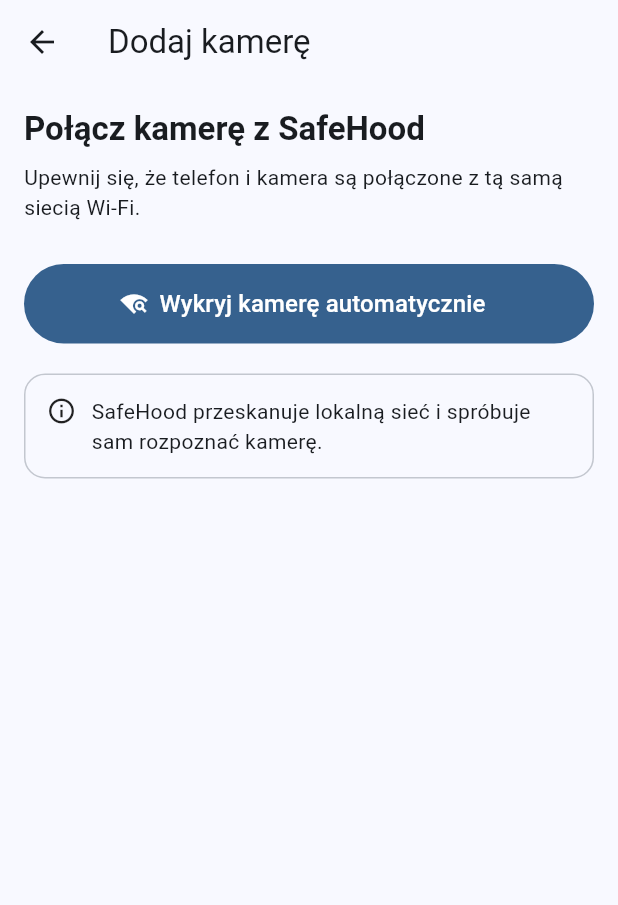
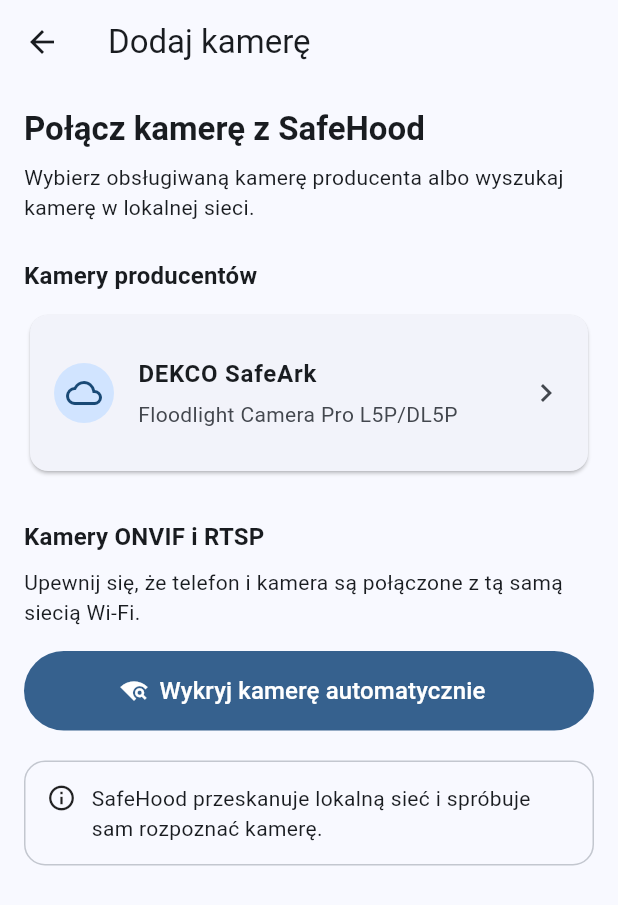
Before and after one commit to cfzdev2/SafeHood, a Flutter app: the AddCameraScreen screen opened directly, on a phone screen of 412 x 824 dp. Shown: the top 905 px of the screen. Run offline on Flutter 3.47's test engine with Material 3 defaults, Android fonts, the phone set to English and light mode, and no system bars; our stand-ins replace cloud_firestore, cloud_functions, firebase_auth, firebase_core, firebase_messaging, flutter_map and 3 more; missing offline and left inert: firebase_app_installations, flutter_local_device_discovery, geoflutterfire_plus; accounts and stored records are empty; network calls fail.

Commit message:
Add DEKCO SafeArk camera onboarding

```diff
--- a/lib/features/cameras/presentation/add_camera_screen.dart
+++ b/lib/features/cameras/presentation/add_camera_screen.dart
@@ -19,7 +19,9 @@
 
   DetectedCamera? selectedCamera;
 
+  bool isDekcoSafeArkSelected = false;
   bool isScanning = false;
+
   CameraDiscoveryProgress? scanProgress;
 
   @override
@@ -30,6 +32,17 @@
     super.dispose();
   }
 
+  void _selectDekcoSafeArk() {
+    setState(() {
+      selectedCamera = null;
+      isDekcoSafeArkSelected = true;
+      scanProgress = null;
+
+      nameController.clear();
+      locationController.clear();
+    });
+  }
+
   Future<void> _detectCameras() async {
     if (isScanning) {
       return;
@@ -38,6 +51,7 @@
     setState(() {
       isScanning = true;
       selectedCamera = null;
+      isDekcoSafeArkSelected = false;
       scanProgress = null;
     });
 
@@ -117,23 +131,21 @@
                     context,
                   ).textTheme.titleLarge?.copyWith(fontWeight: FontWeight.bold),
                 ),
-
                 const SizedBox(height: 8),
-
                 Text(
                   cameras.length == 1
                       ? 'Znaleziono 1 kamerę.'
                       : 'Znaleziono '
                             '${cameras.length} kamery.',
                 ),
-
                 const SizedBox(height: 16),
-
                 Flexible(
                   child: ListView.separated(
                     shrinkWrap: true,
                     itemCount: cameras.length,
-                    separatorBuilder: (_, _) => const SizedBox(height: 8),
+                    separatorBuilder: (_, _) {
+                      return const SizedBox(height: 8);
+                    },
                     itemBuilder: (context, index) {
                       final camera = cameras[index];
 
@@ -166,6 +178,7 @@
 
     setState(() {
       selectedCamera = result;
+      isDekcoSafeArkSelected = false;
 
       nameController.clear();
       locationController.clear();
@@ -174,7 +187,6 @@
 
   String _cameraTitle(DetectedCamera camera) {
     final brand = camera.brand.trim();
-
     final model = camera.model.trim();
 
     if (brand == 'Nieznany producent' && model == 'Nieznany model') {
@@ -225,6 +237,7 @@
   void _changeCamera() {
     setState(() {
       selectedCamera = null;
+      isDekcoSafeArkSelected = false;
 
       nameController.clear();
       locationController.clear();
@@ -234,7 +247,7 @@
   void _addCamera() {
     final detectedCamera = selectedCamera;
 
-    if (detectedCamera == null) {
+    if (detectedCamera == null && !isDekcoSafeArkSelected) {
       return;
     }
 
@@ -256,30 +269,41 @@
       return;
     }
 
-    final camera = Camera(
+    final camera = isDekcoSafeArkSelected
+        ? Camera(
             id: DateTime.now().millisecondsSinceEpoch.toString(),
-
             name: name,
             locationName: location,
-
-      brand: detectedCamera.brand,
-      model: detectedCamera.model,
-
-      ipAddress: detectedCamera.ipAddress,
-
-      macAddress: detectedCamera.macAddress,
-
-      onvifServiceUrl: detectedCamera.onvifServiceUrl,
-
-      openPorts: detectedCamera.openPorts,
-
-      discoverySources: detectedCamera.discoverySources,
-
+            brand: 'DEKCO',
+            model: 'Floodlight Camera Pro L5P/DL5P',
             isOnline: false,
             motionDetectionEnabled: true,
             hasSdCard: false,
-
+            connectionType: CameraConnectionType.manufacturerCloud,
+            cloudProvider: CameraCloudProvider.safeArk,
+            monitoringMode: CameraMonitoringMode.cloud,
+            discoverySources: const {'manufacturer-cloud', 'safeark'},
+          )
+        : Camera(
+            id: DateTime.now().millisecondsSinceEpoch.toString(),
+            name: name,
+            locationName: location,
+            brand: detectedCamera!.brand,
+            model: detectedCamera.model,
+            ipAddress: detectedCamera.ipAddress,
+            macAddress: detectedCamera.macAddress,
+            onvifServiceUrl: detectedCamera.onvifServiceUrl,
+            openPorts: detectedCamera.openPorts,
+            discoverySources: detectedCamera.discoverySources,
+            isOnline: false,
+            motionDetectionEnabled: true,
+            hasSdCard: false,
             connectionType: detectedCamera.connectionType,
+            monitoringMode:
+                detectedCamera.connectionType ==
+                    CameraConnectionType.manufacturerCloud
+                ? CameraMonitoringMode.cloud
+                : CameraMonitoringMode.bridge,
           );
 
     Navigator.of(context).pop(camera);
@@ -289,29 +313,68 @@
   Widget build(BuildContext context) {
     final camera = selectedCamera;
 
+    final hasSelectedCamera = camera != null || isDekcoSafeArkSelected;
+
     return Scaffold(
       appBar: AppBar(title: const Text('Dodaj kamerę')),
       body: ListView(
         padding: const EdgeInsets.all(16),
         children: [
-          if (camera == null) ...[
+          if (!hasSelectedCamera) ...[
             Text(
               'Połącz kamerę z SafeHood',
               style: Theme.of(
                 context,
               ).textTheme.titleLarge?.copyWith(fontWeight: FontWeight.bold),
             ),
-
             const SizedBox(height: 8),
-
+            const Text(
+              'Wybierz obsługiwaną kamerę '
+              'producenta albo wyszukaj '
+              'kamerę w lokalnej sieci.',
+            ),
+            const SizedBox(height: 24),
+            Text(
+              'Kamery producentów',
+              style: Theme.of(
+                context,
+              ).textTheme.titleMedium?.copyWith(fontWeight: FontWeight.w600),
+            ),
+            const SizedBox(height: 10),
+            Card(
+              clipBehavior: Clip.antiAlias,
+              child: ListTile(
+                contentPadding: const EdgeInsets.all(16),
+                leading: const CircleAvatar(child: Icon(Icons.cloud_outlined)),
+                title: const Text(
+                  'DEKCO SafeArk',
+                  style: TextStyle(fontWeight: FontWeight.w600),
+                ),
+                subtitle: const Padding(
+                  padding: EdgeInsets.only(top: 5),
+                  child: Text(
+                    'Floodlight Camera Pro '
+                    'L5P/DL5P',
+                  ),
+                ),
+                trailing: const Icon(Icons.chevron_right),
+                onTap: isScanning ? null : _selectDekcoSafeArk,
+              ),
+            ),
+            const SizedBox(height: 28),
+            Text(
+              'Kamery ONVIF i RTSP',
+              style: Theme.of(
+                context,
+              ).textTheme.titleMedium?.copyWith(fontWeight: FontWeight.w600),
+            ),
+            const SizedBox(height: 8),
             const Text(
               'Upewnij się, że telefon '
               'i kamera są połączone '
               'z tą samą siecią Wi-Fi.',
             ),
-
-            const SizedBox(height: 28),
-
+            const SizedBox(height: 16),
             FilledButton.icon(
               onPressed: isScanning ? null : _detectCameras,
               icon: isScanning
@@ -332,10 +395,8 @@
                 ),
               ),
             ),
-
             if (isScanning) ...[
               const SizedBox(height: 20),
-
               Card(
                 child: Padding(
                   padding: const EdgeInsets.all(16),
@@ -349,9 +410,7 @@
                             height: 20,
                             child: CircularProgressIndicator(strokeWidth: 2),
                           ),
-
                           const SizedBox(width: 12),
-
                           Expanded(
                             child: Text(
                               'Skanowanie kamer',
@@ -361,23 +420,19 @@
                           ),
                         ],
                       ),
-
                       const SizedBox(height: 16),
-
                       Text(
-                        scanProgress?.message ?? 'Przygotowuję skanowanie...',
+                        scanProgress?.message ??
+                            'Przygotowuję '
+                                'skanowanie...',
                       ),
-
                       const SizedBox(height: 12),
-
                       LinearProgressIndicator(
                         value: scanProgress == null
                             ? null
                             : scanProgress!.step / scanProgress!.totalSteps,
                       ),
-
                       const SizedBox(height: 8),
-
                       Align(
                         alignment: Alignment.centerRight,
                         child: Text(
@@ -393,9 +448,7 @@
                 ),
               ),
             ],
-
             const SizedBox(height: 20),
-
             Container(
               padding: const EdgeInsets.all(14),
               decoration: BoxDecoration(
@@ -426,40 +479,76 @@
                 context,
               ).textTheme.titleLarge?.copyWith(fontWeight: FontWeight.bold),
             ),
-
             const SizedBox(height: 16),
-
             Card(
               child: ListTile(
-                leading: const CircleAvatar(child: Icon(Icons.videocam)),
-                title: Text(_cameraTitle(camera)),
-                subtitle: Text(_cameraSubtitle(camera)),
+                leading: CircleAvatar(
+                  child: Icon(
+                    isDekcoSafeArkSelected
+                        ? Icons.cloud_outlined
+                        : Icons.videocam,
+                  ),
+                ),
+                title: Text(
+                  isDekcoSafeArkSelected
+                      ? 'DEKCO Floodlight '
+                            'Camera Pro'
+                      : _cameraTitle(camera!),
+                ),
+                subtitle: Text(
+                  isDekcoSafeArkSelected
+                      ? 'SafeArk • L5P/DL5P • '
+                            'Chmura producenta'
+                      : _cameraSubtitle(camera!),
+                ),
                 trailing: TextButton(
                   onPressed: _changeCamera,
                   child: const Text('Zmień'),
                 ),
               ),
             ),
-
+            if (isDekcoSafeArkSelected) ...[
+              const SizedBox(height: 12),
+              Container(
+                padding: const EdgeInsets.all(14),
+                decoration: BoxDecoration(
+                  color: Theme.of(context).colorScheme.secondaryContainer,
+                  borderRadius: BorderRadius.circular(14),
+                ),
+                child: const Row(
+                  crossAxisAlignment: CrossAxisAlignment.start,
+                  children: [
+                    Icon(Icons.info_outline, size: 20),
+                    SizedBox(width: 10),
+                    Expanded(
+                      child: Text(
+                        'Przygotowujemy '
+                        'połączenie z SafeArk. '
+                        'Do uruchomienia LIVE, '
+                        'powiadomień i sterowania '
+                        'kamerą potrzebny będzie '
+                        'dostęp do oficjalnego '
+                        'API producenta.',
+                      ),
+                    ),
+                  ],
+                ),
+              ),
+            ],
             const SizedBox(height: 28),
-
             Text(
               'Nazwij kamerę',
               style: Theme.of(
                 context,
               ).textTheme.titleMedium?.copyWith(fontWeight: FontWeight.w600),
             ),
-
             const SizedBox(height: 8),
-
             const Text(
               'Nazwa i miejsce są tylko '
               'dla Ciebie, żeby łatwo '
               'rozpoznawać kamerę.',
             ),
-
             const SizedBox(height: 16),
-
             TextField(
               controller: nameController,
               decoration: const InputDecoration(
@@ -469,9 +558,7 @@
                 prefixIcon: Icon(Icons.edit_outlined),
               ),
             ),
-
             const SizedBox(height: 16),
-
             TextField(
               controller: locationController,
               decoration: const InputDecoration(
@@ -481,9 +568,7 @@
                 prefixIcon: Icon(Icons.location_on_outlined),
               ),
             ),
-
             const SizedBox(height: 28),
-
             FilledButton.icon(
               onPressed: _addCamera,
               icon: const Icon(Icons.check),
```
Lines whose indentation alone changed are shown as unchanged.
